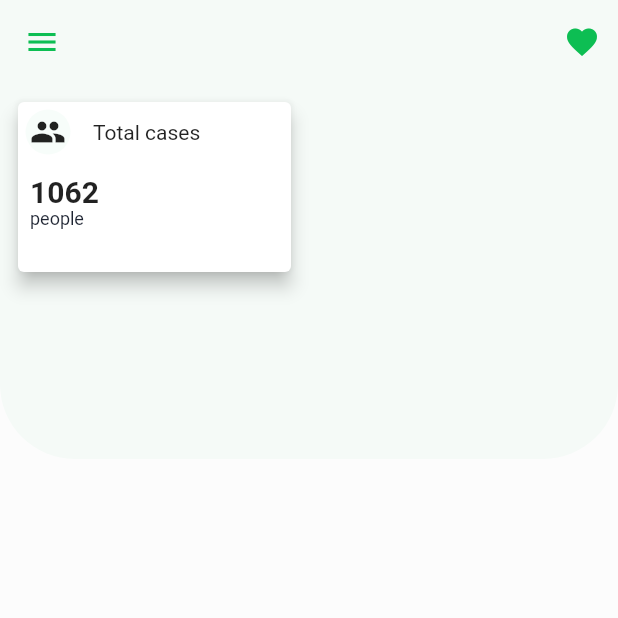
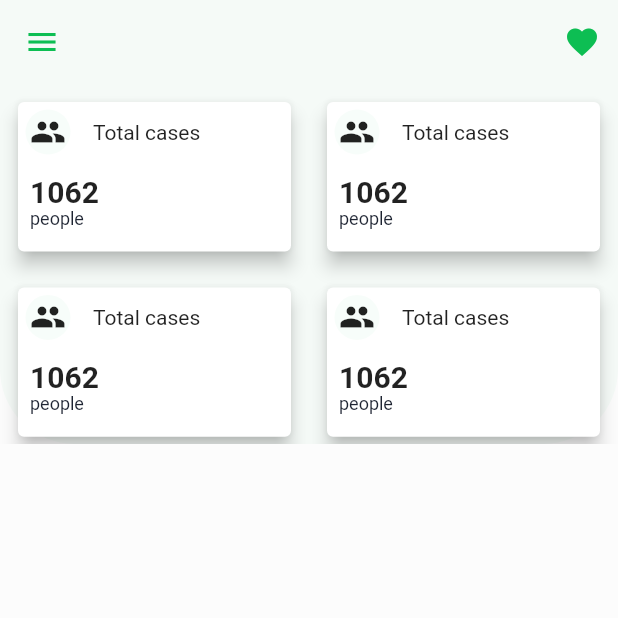
Before and after one commit to GeekHaven/Covid-Tracker, a Flutter app: the screen it shows after launch, on a phone screen of 412 x 824 dp, the top half of it. Run offline on Flutter 3.47's test engine with Material 2 defaults, Android fonts, the light colour scheme and no system bars; our stand-ins replace flutter_svg.

Commit message:
all cards

```diff
--- a/lib/screens/home.dart
+++ b/lib/screens/home.dart
@@ -1,27 +1,11 @@
 import 'package:covidtracker/constants.dart';
 import 'package:flutter/material.dart';
 import 'package:flutter_svg/svg.dart';
-import 'package:fl_chart/fl_chart.dart';
+
 class HomeScreen extends StatelessWidget {
   @override
   Widget build(BuildContext context) {
-    return Scaffold(
-      appBar: buildAppBar(),
-      body: Container(
-        height: 250,
-        width: double.infinity,
-        decoration: BoxDecoration(
-          color: kPrimaryColor.withOpacity(0.03),
-          borderRadius: BorderRadius.only(
-            bottomLeft: Radius.circular(50),
-            bottomRight: Radius.circular(50),
-          ),
-        ),
-        child: GridView(
-          gridDelegate: SliverGridDelegateWithFixedCrossAxisCount(
-              crossAxisCount: 2, childAspectRatio: 300 / 200),
-          children: <Widget>[
-            Padding(
+    var padding2 = Padding(
                   padding: const EdgeInsets.all(8.0),
                   child: Card(
                     child: Column(
@@ -77,12 +61,34 @@ class HomeScreen extends StatelessWidget {
 
                             ],
                           ),
-                    )
+                        ),
                       ],
                     ),
                     elevation: 5,
                   ),
+
+                );
+        return Scaffold(
+          appBar: buildAppBar(),
+          body: Container(
+            height: 240,
+            width: double.infinity,
+            decoration: BoxDecoration(
+              color: kPrimaryColor.withOpacity(0.03),
+              borderRadius: BorderRadius.only(
+                bottomLeft: Radius.circular(50),
+                bottomRight: Radius.circular(50),
               ),
+            ),
+            child: GridView(
+              gridDelegate: SliverGridDelegateWithFixedCrossAxisCount(
+                  crossAxisCount: 2, childAspectRatio: 300 / 180),
+              children: <Widget>[
+                padding2,
+                padding2,
+                padding2,
+                padding2,
+
           ],
         ),
       ),
--- a/pubspec.yaml
+++ b/pubspec.yaml
@@ -29,7 +29,7 @@ dependencies:
   # Use with the CupertinoIcons class for iOS style icons.
   cupertino_icons: ^0.1.3
   flutter_svg: ^0.17.4
-  fl_chart: ^0.9.3
+
 
 dev_dependencies:
   flutter_test:
```
Also changed, not shown: pubspec.lock. Lines whose indentation alone changed are shown as unchanged.
